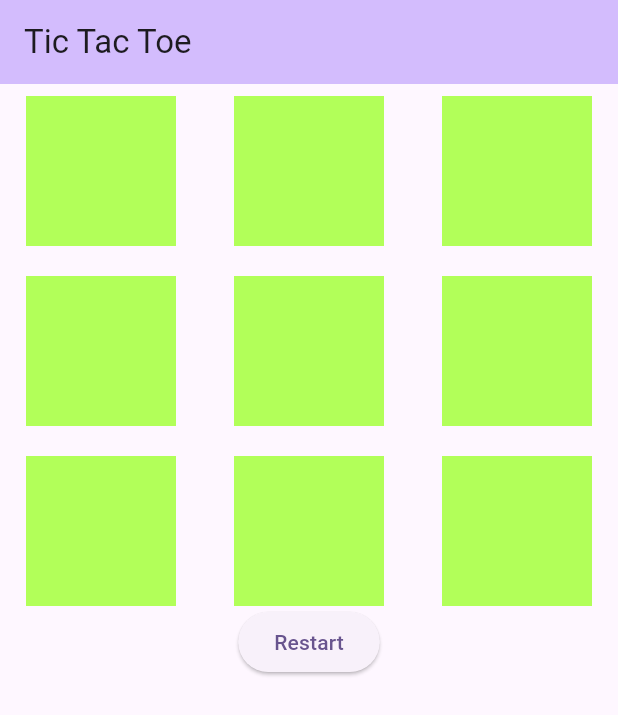
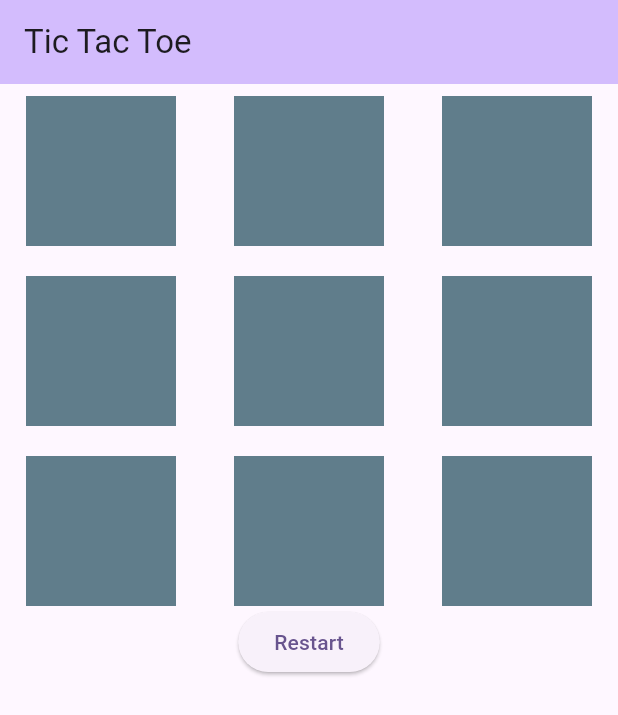
Before and after one commit to Tanujs1994/tictactieGame, a Flutter app: the screen it shows after launch, on a phone screen of 412 x 824 dp. Shown: the top 715 px of the screen. Run offline on Flutter 3.47's test engine with Material 2 defaults, Android fonts, the phone set to English and light mode, and no system bars.

Commit message:
show defferent color on X and 0

```diff
--- a/lib/main.dart
+++ b/lib/main.dart
@@ -52,6 +52,7 @@ class _MyHomePageState extends State<MyHomePage> {
         isOdd = true;
         allCells[idx] = "0";
       }
+
     });
   }
 
--- a/lib/widgets/tic_tac_toe_cart.dart
+++ b/lib/widgets/tic_tac_toe_cart.dart
@@ -1,4 +1,4 @@
-// ignore_for_file: prefer_const_constructors
+// ignore_for_file: prefer_const_constructors, curly_braces_in_flow_control_structures
 
 import 'package:flutter/material.dart';
 
@@ -9,27 +9,36 @@ class TicTakToeCart extends StatelessWidget {
   final Function(int) iWasClicked;
   int index;
 
-  TicTakToeCart(
-      {super.key,
-      required this.whatToShow,
-      required this.index,
-      required this.iWasClicked,});
+  TicTakToeCart({
+    super.key,
+    required this.whatToShow,
+    required this.index,
+    required this.iWasClicked,
+  });
 
   @override
   Widget build(BuildContext context) {
+    var bgColor = Colors.blueGrey;
+    if (whatToShow == 'X'){
+      bgColor = Colors.red;
+    }else if (whatToShow == '0') {
+      bgColor = Colors.yellow;
+    }
+
+
     return Stack(
       alignment: Alignment.center,
       children: [
         InkWell(
           onTap: () {
-            if(whatToShow.isEmpty){
-            iWasClicked(index);
+            if (whatToShow.isEmpty) {
+              iWasClicked(index);
             }
           },
           child: Container(
             height: 100,
             width: 100,
-            color: Colors.lightGreenAccent,
+            color:bgColor,
           ),
         ),
         Text(
```
